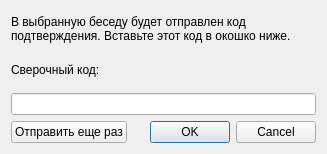
This is dialogs/dialogchatconfirmation.ui in iEPCBM/AMS-Rufina as Qt 5 draws it before an edit. The edited form follows.
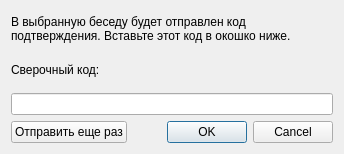
This is the edited form.

```diff
--- a/dialogs/dialogchatconfirmation.ui
+++ b/dialogs/dialogchatconfirmation.ui
@@ -6,19 +6,19 @@
    <rect>
     <x>0</x>
     <y>0</y>
-    <width>327</width>
+    <width>344</width>
     <height>154</height>
    </rect>
   </property>
   <property name="minimumSize">
    <size>
-    <width>327</width>
+    <width>344</width>
     <height>154</height>
    </size>
   </property>
   <property name="maximumSize">
    <size>
-    <width>327</width>
+    <width>344</width>
     <height>154</height>
    </size>
   </property>
```
